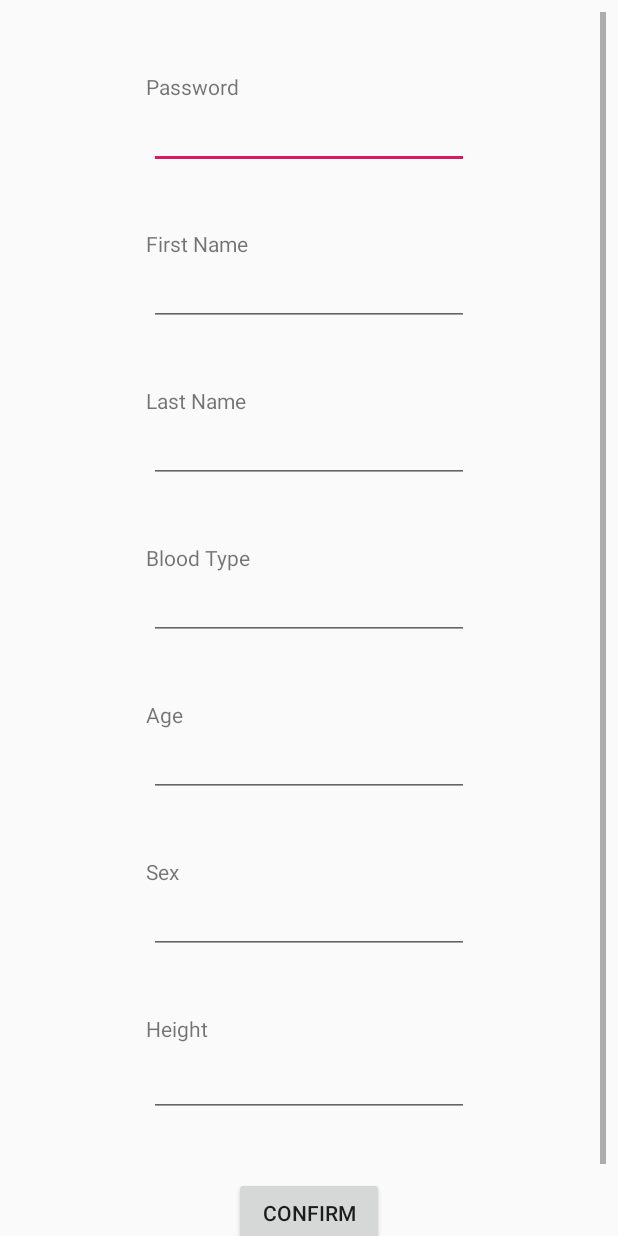
After one commit to kuroa-me/cis454-blood, an Android app: the layout fragment_upload_information.xml on its own in the app's theme, with its tools: preview values and no code run, on a phone screen of 412 x 824 dp. The commit adds this screen. Run offline under Robolectric (Android 15) with nearby library versions, the phone set to English and light mode, and no system bars.

Commit message:
modify string.xml and upload inoformation.xml

```diff
--- /dev/null
+++ b/frontend-android/app/src/main/res/layout/fragment_upload_information.xml
@@ -0,0 +1,169 @@
+<?xml version="1.0" encoding="utf-8"?>
+<FrameLayout xmlns:android="http://schemas.android.com/apk/res/android"
+    xmlns:app="http://schemas.android.com/apk/res-auto"
+    xmlns:tools="http://schemas.android.com/tools"
+    android:layout_width="match_parent"
+    android:layout_height="match_parent"
+    tools:context=".register">
+
+    <!-- TODO: Update blank fragment layout -->
+
+    <androidx.constraintlayout.widget.ConstraintLayout
+        android:layout_width="match_parent"
+        android:layout_height="match_parent">
+
+        <ScrollView
+            android:id="@+id/scrollView2"
+            android:layout_width="match_parent"
+            android:layout_height="wrap_content"
+            android:layout_centerHorizontal="true"
+            android:layout_marginStart="8dp"
+            android:layout_marginTop="8dp"
+            android:layout_marginEnd="8dp"
+            android:layout_marginBottom="8dp"
+            app:layout_constraintBottom_toBottomOf="parent"
+            app:layout_constraintEnd_toEndOf="parent"
+            app:layout_constraintHorizontal_bias="0.666"
+            app:layout_constraintStart_toStartOf="parent"
+            app:layout_constraintTop_toTopOf="parent"
+            app:layout_constraintVertical_bias="0.0">
+
+            <LinearLayout
+                android:layout_width="match_parent"
+                android:layout_height="wrap_content"
+                android:layout_centerHorizontal="true"
+                android:layout_gravity="center_horizontal"
+                android:orientation="vertical">
+
+                <TextView
+                    android:id="@+id/textView14"
+                    android:layout_width="217dp"
+                    android:layout_height="wrap_content"
+                    android:layout_gravity="center_horizontal"
+                    android:layout_marginTop="40dp"
+                    android:text="@string/password" />
+
+                <EditText
+                    android:id="@+id/register_password"
+                    android:layout_width="wrap_content"
+                    android:layout_height="wrap_content"
+                    android:layout_gravity="center_horizontal"
+                    android:ems="10"
+                    android:inputType="textPersonName" />
+
+                <TextView
+                    android:id="@+id/textView15"
+                    android:layout_width="217dp"
+                    android:layout_height="wrap_content"
+                    android:layout_gravity="center_horizontal"
+                    android:layout_marginTop="40dp"
+                    android:text="@string/first_name" />
+
+                <EditText
+                    android:id="@+id/register_firstname"
+                    android:layout_width="wrap_content"
+                    android:layout_height="wrap_content"
+                    android:layout_gravity="center_horizontal"
+                    android:ems="10"
+                    android:inputType="textPersonName" />
+
+                <TextView
+                    android:id="@+id/textView16"
+                    android:layout_width="217dp"
+                    android:layout_height="wrap_content"
+                    android:layout_gravity="center_horizontal"
+                    android:layout_marginTop="40dp"
+                    android:text="@string/last_name" />
+
+                <EditText
+                    android:id="@+id/register_lastname"
+                    android:layout_width="wrap_content"
+                    android:layout_height="wrap_content"
+                    android:layout_gravity="center_horizontal"
+                    android:ems="10"
+                    android:inputType="textPersonName" />
+
+                <TextView
+                    android:id="@+id/textView17"
+                    android:layout_width="217dp"
+                    android:layout_height="wrap_content"
+                    android:layout_gravity="center_horizontal"
+                    android:layout_marginTop="40dp"
+                    android:text="@string/blood" />
+
+                <EditText
+                    android:id="@+id/register_bloodtype"
+                    android:layout_width="wrap_content"
+                    android:layout_height="wrap_content"
+                    android:layout_gravity="center_horizontal"
+                    android:ems="10"
+                    android:inputType="textPersonName" />
+
+                <TextView
+                    android:id="@+id/textView18"
+                    android:layout_width="217dp"
+                    android:layout_height="wrap_content"
+                    android:layout_gravity="center_horizontal"
+                    android:layout_marginTop="40dp"
+                    android:text="@string/age" />
+
+                <EditText
+                    android:id="@+id/register_age"
+                    android:layout_width="wrap_content"
+                    android:layout_height="wrap_content"
+                    android:layout_gravity="center_horizontal"
+                    android:ems="10"
+                    android:inputType="textPersonName" />
+
+                <TextView
+                    android:id="@+id/textView19"
+                    android:layout_width="217dp"
+                    android:layout_height="wrap_content"
+                    android:layout_gravity="center_horizontal"
+                    android:layout_marginTop="40dp"
+                    android:text="@string/sex" />
+
+                <EditText
+                    android:id="@+id/register_sex"
+                    android:layout_width="wrap_content"
+                    android:layout_height="wrap_content"
+                    android:layout_gravity="center_horizontal"
+                    android:ems="10"
+                    android:inputType="textPersonName" />
+
+                <TextView
+                    android:id="@+id/textView20"
+                    android:layout_width="217dp"
+                    android:layout_height="wrap_content"
+                    android:layout_gravity="center_horizontal"
+                    android:layout_marginTop="40dp"
+                    android:text="@string/height" />
+
+                <EditText
+                    android:id="@+id/register_height"
+                    android:layout_width="wrap_content"
+                    android:layout_height="49dp"
+                    android:layout_gravity="center_horizontal"
+                    android:ems="10"
+                    android:inputType="textPersonName" />
+
+                <Button
+                    android:id="@+id/button"
+                    android:layout_width="100dp"
+                    android:layout_height="wrap_content"
+                    android:layout_gravity="center_horizontal"
+                    android:layout_marginTop="40dp"
+                    android:text="@string/confirm" />
+
+                <TextView
+                    android:id="@+id/textView21"
+                    android:layout_width="match_parent"
+                    android:layout_height="wrap_content"
+                    android:layout_marginTop="40dp" />
+            </LinearLayout>
+        </ScrollView>
+
+
+    </androidx.constraintlayout.widget.ConstraintLayout>
+
+</FrameLayout>
--- a/frontend-android/app/src/main/res/values/strings.xml
+++ b/frontend-android/app/src/main/res/values/strings.xml
@@ -4,9 +4,16 @@
     <string name="login">Login</string>
     <string name="username">Username</string>
     <string name="password">Password</string>
+    <string name="height">Height</string>
+    <string name="sex">Sex</string>
+    <string name="age">Age</string>
+    <string name="first_name">First Name</string>
+    <string name="last_name">Last Name</string>
+    <string name="blood">Blood Type</string>
     <string name="email">Email Address</string>
     <string name="phone">Phone Number</string>
     <string name="signout">Sign Out</string>
+    <string name="confirm">Confirm</string>
 
     <string name="navigation_drawer_open">Open navigation drawer</string>
     <string name="navigation_drawer_close">Close navigation drawer</string>
@@ -21,9 +28,10 @@
     <string name="menu_share">Share</string>
     <string name="menu_send">Send</string>
 
-    <string name="upload">Upload Information</string>
+    <string name="update">Update Information</string>
     <string name="history">View History</string>
     <string name="donate">Donate</string>
     <string name="request_status">Request Status</string>
     <string name="request">Make Request</string>
+    <string name="view">View Request</string>
 </resources>
```
